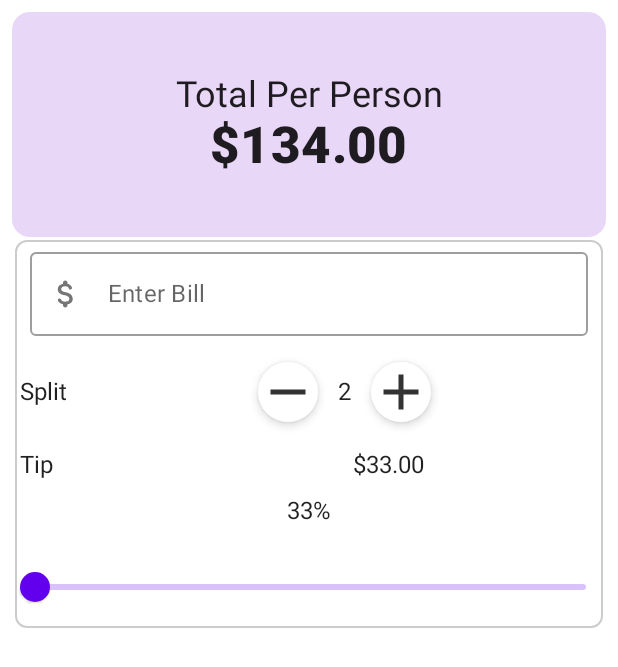
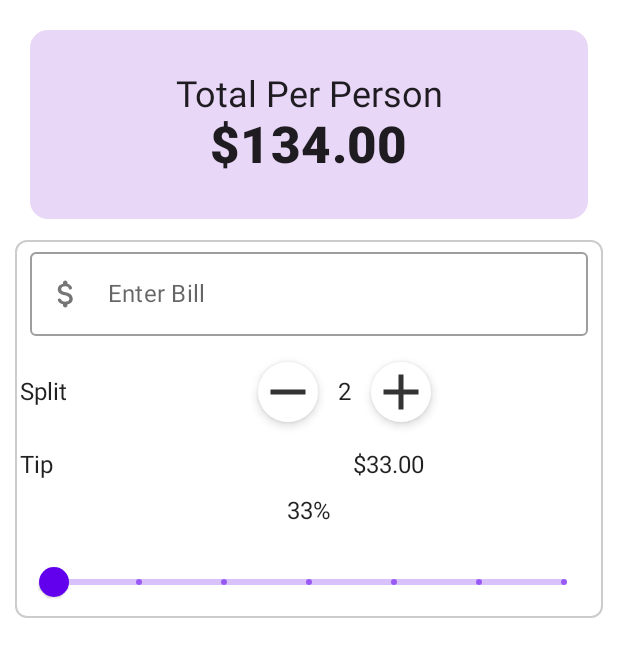
Before and after one commit to OEThe11/JetTip, an Android app built with Jetpack Compose: the screen it shows after launch (MainActivity), on a phone screen of 412 x 824 dp. Shown: the top 667 px of the screen. Run offline under Robolectric (Android 15) with nearby library versions, the phone set to English and light mode, and no system bars.

Commit message:
TopHeader fitted.

```diff
--- a/app/src/main/java/com/example/jettip/MainActivity.kt
+++ b/app/src/main/java/com/example/jettip/MainActivity.kt
@@ -71,6 +71,7 @@ fun TopHeader(totalPerPerson: Double = 134.0){
         modifier = Modifier
             .fillMaxWidth()
             .requiredHeight(150.dp)
+            .padding(12.dp)
             .clip(shape = RoundedCornerShape(corner = CornerSize(12.dp))),
         color = Color(0xFFE9D7F7)
     ) {
@@ -204,12 +205,14 @@ private fun BillForm(
 
                 //Slider
                 Slider(
-                    modifier = Modifier.padding(3.dp),
+                    modifier = Modifier.padding(start = 16.dp, end = 16.dp),
                     value = sliderPositionState.value,
                     onValueChange = { newVal ->
                         sliderPositionState.value = newVal
                     Log.d(TAG, "Sliding: $newVal")
-                })
+                },
+                    steps = 5
+                )
 
             }
 
```
